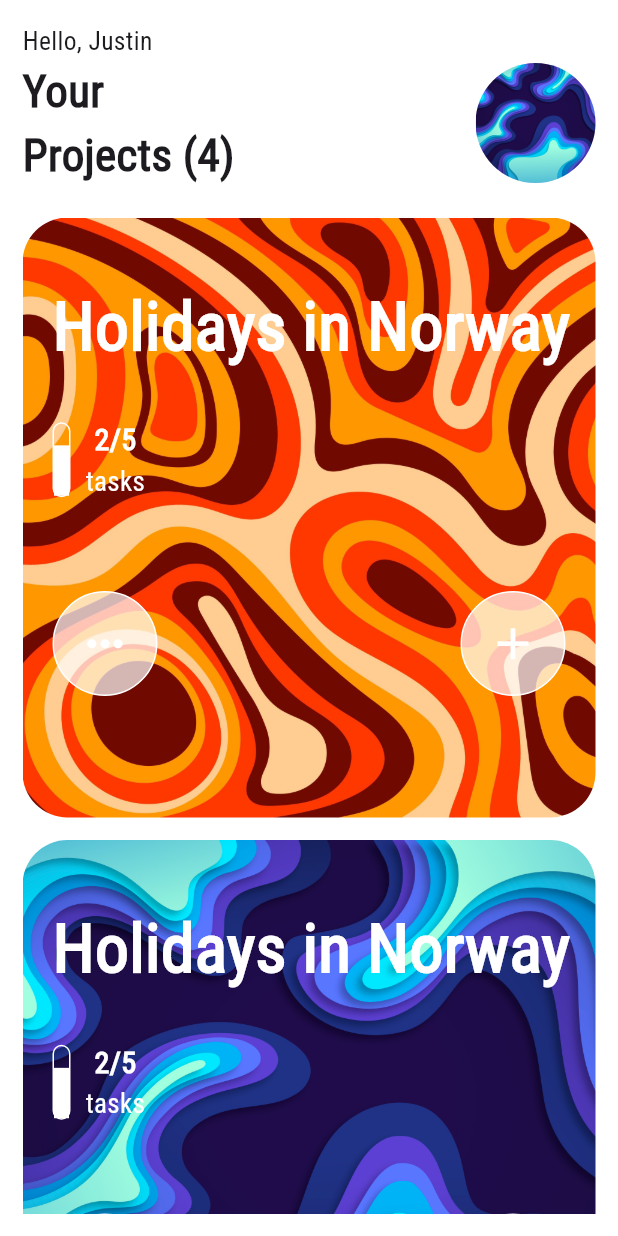
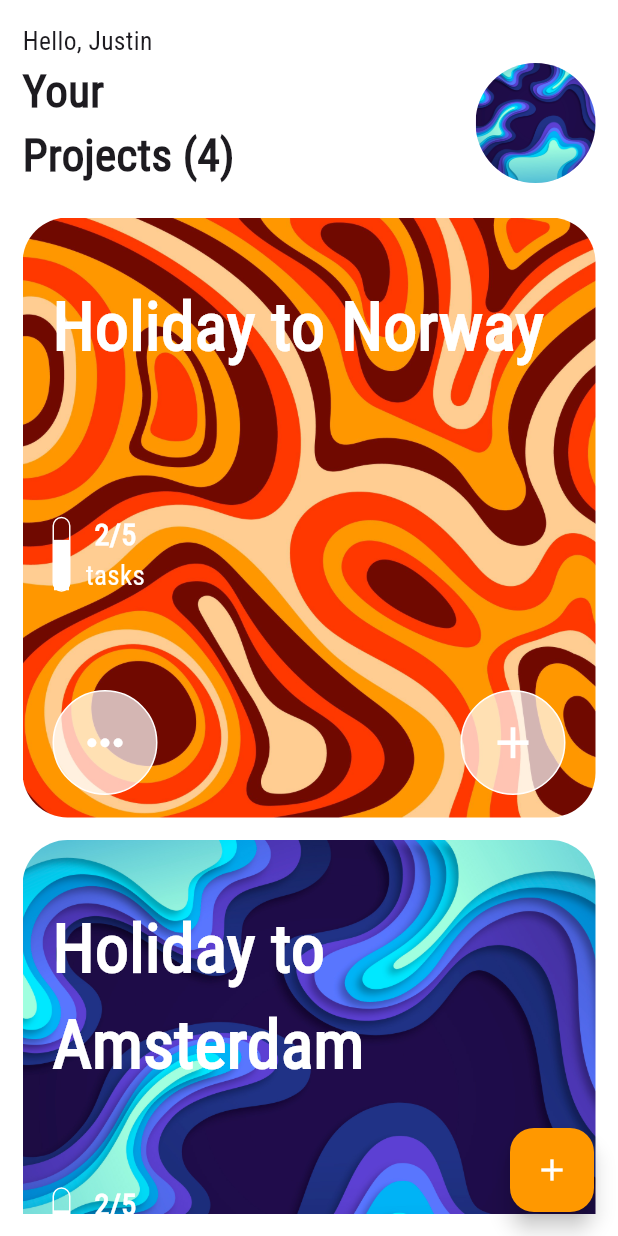
Before and after one commit to JustinDeGroot/to-do-app, a Flutter app: the screen it shows after launch, on a phone screen of 412 x 824 dp. Run offline on Flutter 3.47's test engine with Material 3 defaults, Android fonts, the phone set to English and light mode, and no system bars.

Commit message:
Adding projects

```diff
--- a/lib/main.dart
+++ b/lib/main.dart
@@ -1,5 +1,6 @@
 import 'package:flutter/material.dart';
 import 'package:provider/provider.dart';
+import 'package:todo_app_flutter/models/project_data.dart';
 import 'package:todo_app_flutter/models/task_data.dart';
 import 'package:todo_app_flutter/screens/tasks_screen.dart';
 import 'screens/projects_screen.dart';
@@ -13,8 +14,15 @@ class MyApp extends StatelessWidget {
 
   @override
   Widget build(BuildContext context) {
-    return ChangeNotifierProvider(
-      create: (context) => TaskData(),
+    return MultiProvider(
+      providers: [
+        ChangeNotifierProvider(
+          create: (context) => TaskData(),
+        ),
+        ChangeNotifierProvider(
+          create: (context) => ProjectData(),
+        ),
+      ],
       child: MaterialApp(
         initialRoute: ProjectsScreen.id,
         routes: {
--- /dev/null
+++ b/lib/models/project.dart
@@ -0,0 +1,13 @@
+import 'package:todo_app_flutter/models/task.dart';
+
+class Project {
+  final String name;
+  final List<Task> projectTasks;
+  final String backgroundImage;
+
+  Project({
+    required this.name,
+    required this.projectTasks,
+    required this.backgroundImage,
+  });
+}
--- /dev/null
+++ b/lib/models/project_data.dart
@@ -0,0 +1,42 @@
+import 'package:flutter/material.dart';
+import 'package:todo_app_flutter/models/project.dart';
+import 'dart:collection';
+
+class ProjectData extends ChangeNotifier {
+  List<Project> _projects = [
+    Project(
+        name: "Holiday to Norway",
+        projectTasks: [],
+        backgroundImage: "background.jpg"),
+    Project(
+        name: "Holiday to Amsterdam",
+        projectTasks: [],
+        backgroundImage: "background1.jpg"),
+    Project(
+        name: "Groceries",
+        projectTasks: [],
+        backgroundImage: "background2.jpg"),
+  ];
+
+  UnmodifiableListView<Project> get projects {
+    return UnmodifiableListView(_projects);
+  }
+
+  int get projectCount {
+    return _projects.length;
+  }
+
+  void addProject(String projectTitle, String backgroundImage) {
+    _projects.add(Project(
+      name: projectTitle,
+      projectTasks: [],
+      backgroundImage: backgroundImage,
+    ));
+    notifyListeners();
+  }
+
+  void deleteProject(int index) {
+    _projects.removeAt(index);
+    notifyListeners();
+  }
+}
--- a/lib/screens/projects_screen.dart
+++ b/lib/screens/projects_screen.dart
@@ -1,11 +1,25 @@
 import 'package:flutter/material.dart';
-import 'package:todo_app_flutter/widgets/project_tile.dart';
+import 'package:todo_app_flutter/screens/add_project_screen.dart';
+import 'package:todo_app_flutter/widgets/projects_list.dart';
 
 class ProjectsScreen extends StatelessWidget {
   static const String id = 'project_screen';
   @override
   Widget build(BuildContext context) {
     return Scaffold(
+      floatingActionButton: FloatingActionButton(
+        backgroundColor: Colors.orange,
+        onPressed: () {
+          showModalBottomSheet(
+            context: context,
+            builder: (context) => AddProjectScreen(),
+          );
+        },
+        child: const Icon(
+          Icons.add,
+          color: Colors.white,
+        ),
+      ),
       backgroundColor: Colors.white,
       body: SafeArea(
         child: Container(
@@ -42,16 +56,8 @@ class ProjectsScreen extends StatelessWidget {
                 height: 20.0,
               ),
               Expanded(
-                  child: ListView(
-                children: const [
-                  ProjectTile(
-                    backgroundImage: AssetImage("images/background.jpg"),
-                  ),
-                  ProjectTile(
-                    backgroundImage: AssetImage("images/background1.jpg"),
-                  ),
-                ],
-              )),
+                child: ProjectList(),
+              ),
             ],
           ),
         ),
--- a/lib/widgets/project_tile.dart
+++ b/lib/widgets/project_tile.dart
@@ -1,18 +1,21 @@
 import 'package:flutter/material.dart';
 import 'package:todo_app_flutter/screens/tasks_screen.dart';
 import 'package:todo_app_flutter/widgets/progress_bar.dart';
-
 import '../screens/add_task_screen.dart';
 
 class ProjectTile extends StatelessWidget {
-  const ProjectTile({super.key, required this.backgroundImage});
-
+  const ProjectTile({
+    super.key,
+    required this.backgroundImage,
+    required this.name,
+  });
+  final String name;
   final AssetImage backgroundImage;
 
   @override
   Widget build(BuildContext context) {
     return Container(
-      margin: EdgeInsets.only(bottom: 15.0),
+      margin: const EdgeInsets.only(bottom: 15.0),
       height: 400.0,
       decoration: BoxDecoration(
         borderRadius: const BorderRadius.all(
@@ -25,12 +28,13 @@ class ProjectTile extends StatelessWidget {
       ),
       child: Column(
         crossAxisAlignment: CrossAxisAlignment.start,
+        mainAxisAlignment: MainAxisAlignment.spaceBetween,
         children: [
           Container(
             padding: const EdgeInsets.only(left: 20.0, top: 40.0),
-            child: const Text(
-              'Holidays in Norway',
-              style: TextStyle(
+            child: Text(
+              name,
+              style: const TextStyle(
                 fontSize: 45.0,
                 color: Colors.white,
                 fontWeight: FontWeight.w600,
@@ -41,10 +45,9 @@ class ProjectTile extends StatelessWidget {
             padding: const EdgeInsets.only(left: 20.0, top: 30.0),
             child: const ProgressBar(),
           ),
-          const SizedBox(
-            height: 60.0,
-          ),
-          Row(
+          Container(
+            margin: const EdgeInsets.only(bottom: 15.0),
+            child: Row(
               mainAxisAlignment: MainAxisAlignment.spaceBetween,
               children: [
                 GestureDetector(
@@ -103,6 +106,7 @@ class ProjectTile extends StatelessWidget {
                 ),
               ],
             ),
+          ),
         ],
       ),
     );
--- /dev/null
+++ b/lib/widgets/projects_list.dart
@@ -0,0 +1,22 @@
+import 'package:flutter/material.dart';
+import 'package:provider/provider.dart';
+import 'package:todo_app_flutter/models/project_data.dart';
+import 'package:todo_app_flutter/widgets/project_tile.dart';
+
+class ProjectList extends StatelessWidget {
+  @override
+  Widget build(BuildContext context) {
+    return Consumer<ProjectData>(builder: (context, projectData, child) {
+      return ListView.builder(
+        itemBuilder: (context, index) {
+          final project = projectData.projects[index];
+          return ProjectTile(
+            name: project.name,
+            backgroundImage: AssetImage("images/${project.backgroundImage}"),
+          );
+        },
+        itemCount: projectData.projectCount,
+      );
+    });
+  }
+}
```
Also changed, not shown: lib/screens/add_project_screen.dart (added, +157 -0 lines). Lines whose indentation alone changed are shown as unchanged.
